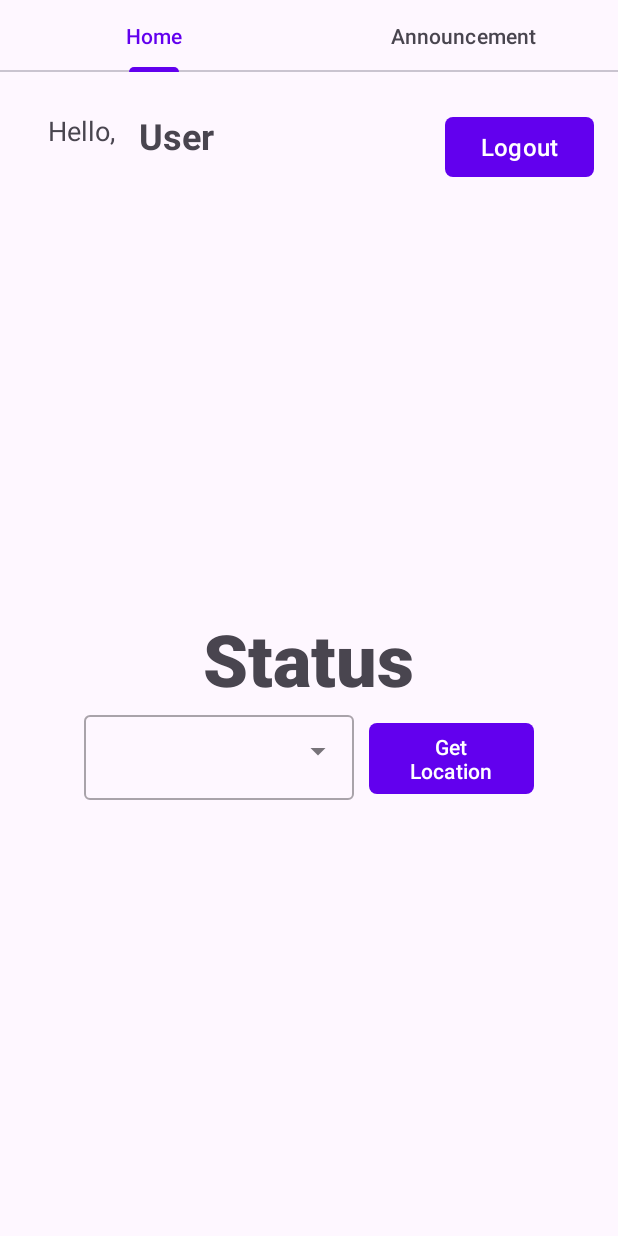
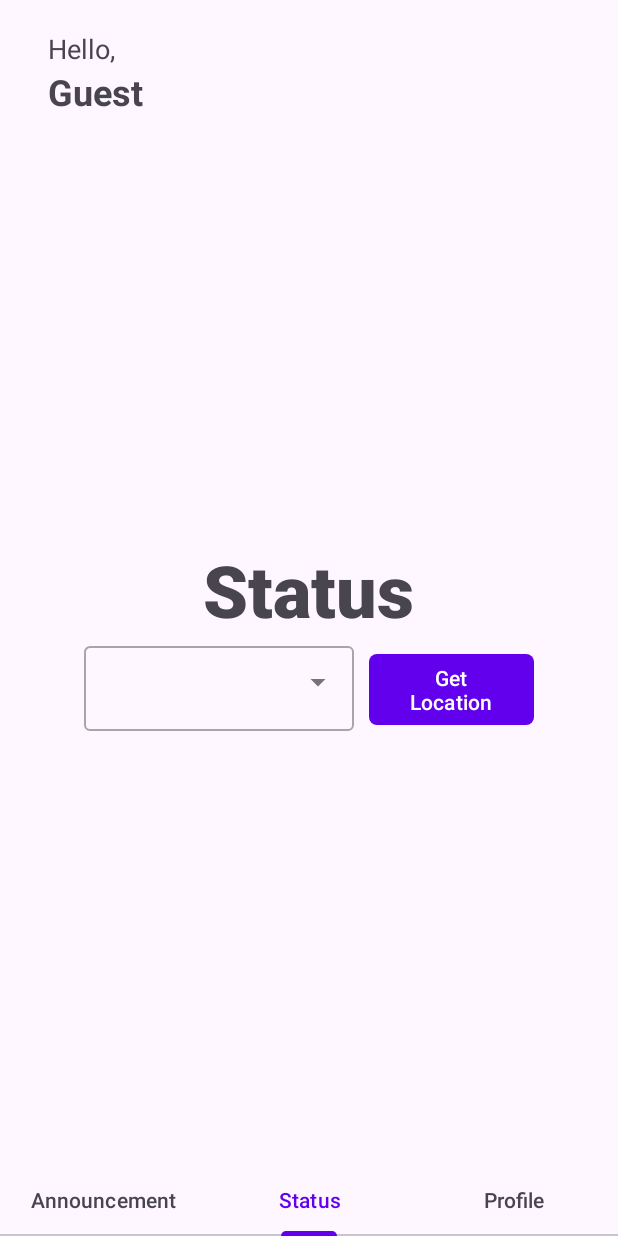
Before and after one commit to J58C/DoGoes, an Android app: the StatusFragment screen opened directly, with no data from a screen before it, on a phone screen of 412 x 824 dp. Run offline under Robolectric (Android 15) with nearby library versions, the phone set to English and light mode, and no system bars; 1 statement that could not run was skipped.

Commit message:
Refactor: Restructure project and add new features
This commit restructures the project by removing unused files and classes.
It also introduces new fragments (StatusFragment and ProfileFragment).
The view pager adapter now uses the StatusFragment as the default.
The main activity layout has been updated to use new fragments.
The MainFragment was renamed to StatusFragment, and a new ProfileFragment was created.
Added `changePassword` and `sendResetPasswordEmail` in API Client and `ChangePasswordRequest` and `ResetPasswordRequest` in model.
The project is also updated to disable night mode.
Login also includes reset password functionality.

```diff
--- a/app/src/main/java/com/apps/dogoes/AnnouncementFragment.kt
+++ b/app/src/main/java/com/apps/dogoes/AnnouncementsFragment.kt
@@ -61,19 +61,16 @@ class AnnouncementsFragment : Fragment() {
                 if (response.isSuccessful) {
                     val uploadedData = response.body()
                     if (uploadedData != null) {
-                        // Simpan ID dari respons untuk undo
                         lastId = uploadedData._id
                         lastTitle = uploadedData.title
                         lastContent = uploadedData.content
 
-                        // Bersihkan input dan sembunyikan keyboard
                         etTitle.text.clear()
                         etContent.text.clear()
                         etTitle.clearFocus()
                         etContent.clearFocus()
                         hideKeyboard()
 
-                        // Tampilkan Snackbar dengan tombol UNDO
                         Snackbar.make(requireView(), "Upload Successful!", Snackbar.LENGTH_LONG)
                             .setAction("UNDO") {
                                 undoUpload()
--- a/app/src/main/java/com/apps/dogoes/MainActivity.kt
+++ b/app/src/main/java/com/apps/dogoes/MainActivity.kt
@@ -1,14 +1,21 @@
 package com.apps.dogoes
 
+import android.content.Context
 import android.os.Bundle
+import android.widget.TextView
 import androidx.appcompat.app.AppCompatActivity
+import androidx.appcompat.app.AppCompatDelegate
 import androidx.viewpager2.widget.ViewPager2
 import com.google.android.material.tabs.TabLayout
 import com.google.android.material.tabs.TabLayoutMediator
 
 class MainActivity : AppCompatActivity() {
+
+    private lateinit var tvUserName: TextView
+
     override fun onCreate(savedInstanceState: Bundle?) {
         super.onCreate(savedInstanceState)
+        AppCompatDelegate.setDefaultNightMode(AppCompatDelegate.MODE_NIGHT_NO)
         setContentView(R.layout.activity_main)
 
         val viewPager = findViewById<ViewPager2>(R.id.viewPager)
@@ -16,13 +23,21 @@ class MainActivity : AppCompatActivity() {
 
         val adapter = ViewPagerAdapter(this)
         viewPager.adapter = adapter
+        viewPager.currentItem = 1
 
         TabLayoutMediator(tabLayout, viewPager) { tab, position ->
             tab.text = when (position) {
-                0 -> "Home"
-                1 -> "Announcement"
+                0 -> "Announcement"
+                1 -> "Status"
+                2 -> "Profile"
                 else -> "Home"
             }
         }.attach()
+
+        tvUserName = findViewById(R.id.tvUserName)
+
+        val sharedPreferences = getSharedPreferences("user_prefs", Context.MODE_PRIVATE)
+        val userName = sharedPreferences.getString("user_name", "Guest")
+        tvUserName.text = userName
     }
 }
--- a/app/src/main/java/com/apps/dogoes/MainFragment.kt
+++ b/app/src/main/java/com/apps/dogoes/StatusFragment.kt
@@ -26,7 +26,7 @@ import retrofit2.Call
 import retrofit2.Callback
 import retrofit2.Response
 
-class MainFragment : Fragment() {
+class StatusFragment : Fragment() {
 
     private lateinit var fusedLocationClient: FusedLocationProviderClient
     private lateinit var webView: WebView
@@ -34,17 +34,15 @@ class MainFragment : Fragment() {
     private lateinit var btnSend: Button
     private lateinit var etNote: EditText
     private lateinit var autoCompleteTextView: AutoCompleteTextView
-    private lateinit var tvUserName: TextView
     private var lastLatitude: Double? = null
     private var lastLongitude: Double? = null
-    private var lastLocation: String? = null
     private var isSlidDown = false
 
     override fun onCreateView(
         inflater: LayoutInflater, container: ViewGroup?,
         savedInstanceState: Bundle?
     ): View? {
-        return inflater.inflate(R.layout.fragment_main, container, false)
+        return inflater.inflate(R.layout.fragment_status, container, false)
     }
 
     override fun onViewCreated(view: View, savedInstanceState: Bundle?) {
@@ -65,7 +63,6 @@ class MainFragment : Fragment() {
         btnLocation = view.findViewById(R.id.btnLocation)
         btnSend = view.findViewById(R.id.btnSend)
         etNote = view.findViewById(R.id.etNote)
-        tvUserName = view.findViewById(R.id.tvUserName)
         autoCompleteTextView = view.findViewById(R.id.tvavailable)
 
         webView.settings.javaScriptEnabled = true
@@ -79,18 +76,8 @@ class MainFragment : Fragment() {
         autoCompleteTextView.setOnClickListener { autoCompleteTextView.showDropDown() }
         autoCompleteTextView.keyListener = null
 
-        val userName = sharedPreferences.getString("user_name", "Guest")
         val userStatus = sharedPreferences.getInt("user_status", 0)
         autoCompleteTextView.setText(if (userStatus == 1) "Available" else "Unavailable", false)
-        tvUserName.text = userName
-
-        val btnLogout = view.findViewById<Button>(R.id.btnLogout)
-        btnLogout.setOnClickListener {
-            sharedPreferences.edit().clear().apply()
-            Toast.makeText(requireContext(), "Logged out!", Toast.LENGTH_SHORT).show()
-            requireActivity().startActivity(Intent(requireActivity(), LoginActivity::class.java))
-            requireActivity().finish()
-        }
 
         btnLocation.setOnClickListener { getLocation() }
         btnSend.setOnClickListener { sendUserStatusUpdate() }
--- a/app/src/main/java/com/apps/dogoes/ViewPagerAdapter.kt
+++ b/app/src/main/java/com/apps/dogoes/ViewPagerAdapter.kt
@@ -5,13 +5,14 @@ import androidx.fragment.app.FragmentActivity
 import androidx.viewpager2.adapter.FragmentStateAdapter
 
 class ViewPagerAdapter(activity: FragmentActivity) : FragmentStateAdapter(activity) {
-    override fun getItemCount(): Int = 2
+    override fun getItemCount(): Int = 3
 
     override fun createFragment(position: Int): Fragment {
         return when (position) {
-            0 -> MainFragment()
-            1 -> AnnouncementsFragment()
-            else -> MainFragment()
+            0 -> AnnouncementsFragment()
+            1 -> StatusFragment()
+            2 -> ProfileFragment()
+            else -> StatusFragment()
         }
     }
 }
--- a/app/src/main/res/layout/activity_main.xml
+++ b/app/src/main/res/layout/activity_main.xml
@@ -7,17 +7,55 @@
     android:layout_height="match_parent"
     tools:context=".MainActivity">
 
-    <com.google.android.material.tabs.TabLayout
-        android:id="@+id/tabLayout"
+    <LinearLayout
+        android:id="@+id/mainLayout"
         android:layout_width="match_parent"
-        android:layout_height="wrap_content"
-        app:layout_constraintTop_toTopOf="parent" />
+        android:layout_height="match_parent"
+        android:orientation="vertical"
+        app:layout_constraintEnd_toEndOf="parent"
+        app:layout_constraintStart_toStartOf="parent"
+        app:layout_constraintTop_toTopOf="parent">
 
-    <androidx.viewpager2.widget.ViewPager2
-        android:id="@+id/viewPager"
-        android:layout_width="match_parent"
-        android:layout_height="0dp"
-        app:layout_constraintTop_toBottomOf="@id/tabLayout"
-        app:layout_constraintBottom_toBottomOf="parent"/>
+        <LinearLayout
+            android:layout_width="wrap_content"
+            android:layout_height="wrap_content"
+            android:orientation="vertical">
+
+            <TextView
+                android:id="@+id/txtHello"
+                android:layout_width="wrap_content"
+                android:layout_height="wrap_content"
+                android:layout_marginStart="32dp"
+                android:layout_marginTop="20dp"
+                android:gravity="start"
+                android:text="Hello,"
+                android:textSize="18sp"
+                android:textStyle="normal" />
+
+            <TextView
+                android:id="@+id/tvUserName"
+                android:layout_width="wrap_content"
+                android:layout_height="wrap_content"
+                android:layout_marginStart="32dp"
+                android:gravity="start"
+                android:text="Guest"
+                android:textSize="24sp"
+                android:textStyle="bold" />
+
+        </LinearLayout>
+
+        <androidx.viewpager2.widget.ViewPager2
+            android:id="@+id/viewPager"
+            android:layout_width="match_parent"
+            android:layout_height="match_parent"
+            android:layout_weight="1" />
+
+        <com.google.android.material.tabs.TabLayout
+            android:id="@+id/tabLayout"
+            android:layout_width="match_parent"
+            android:layout_height="wrap_content"
+            android:contentDescription="Navigation Tabs" />
+
+    </LinearLayout>
 
 </androidx.constraintlayout.widget.ConstraintLayout>
--- a/app/src/main/res/layout/fragment_main.xml
+++ /dev/null
@@ -1,140 +0,0 @@
-<?xml version="1.0" encoding="utf-8"?>
-<androidx.constraintlayout.widget.ConstraintLayout xmlns:android="http://schemas.android.com/apk/res/android"
-    xmlns:app="http://schemas.android.com/apk/res-auto"
-    xmlns:tools="http://schemas.android.com/tools"
-    android:id="@+id/main"
-    android:layout_width="match_parent"
-    android:layout_height="match_parent"
-    tools:context=".MainActivity">
-
-    <LinearLayout
-        android:layout_width="match_parent"
-        android:layout_height="match_parent"
-        android:orientation="vertical">
-
-        <LinearLayout
-            android:layout_width="match_parent"
-            android:layout_height="wrap_content"
-            android:orientation="horizontal">
-
-            <TextView
-                android:id="@+id/txtHello"
-                android:layout_width="wrap_content"
-                android:layout_height="wrap_content"
-                android:layout_marginStart="32dp"
-                android:layout_marginTop="20dp"
-                android:gravity="start"
-                android:text="Hello,"
-                android:textSize="18sp"
-                android:textStyle="normal" />
-
-            <TextView
-                android:id="@+id/tvUserName"
-                android:layout_width="wrap_content"
-                android:layout_height="wrap_content"
-                android:layout_marginStart="16dp"
-                android:layout_marginTop="26dp"
-                android:layout_marginEnd="32dp"
-                android:gravity="start"
-                android:text="User"
-                android:textSize="24sp"
-                android:textStyle="bold" />
-
-            <LinearLayout
-                android:layout_width="match_parent"
-                android:layout_height="wrap_content"
-                android:gravity="right"
-                android:orientation="horizontal">
-
-                <Button
-                    android:id="@+id/btnLogout"
-                    android:layout_width="wrap_content"
-                    android:layout_height="wrap_content"
-                    android:layout_marginTop="26dp"
-                    android:layout_marginEnd="16dp"
-                    android:ellipsize="end"
-                    android:text="Logout"
-                    android:textSize="16sp"
-                    app:cornerRadius="5dp" />
-            </LinearLayout>
-
-        </LinearLayout>
-
-        <LinearLayout
-            android:layout_width="match_parent"
-            android:layout_height="match_parent"
-            android:gravity="center"
-            android:orientation="vertical"
-            android:padding="16dp">
-
-            <TextView
-                android:id="@+id/txtStatus"
-                android:layout_width="wrap_content"
-                android:layout_height="wrap_content"
-                android:fontFamily="sans-serif-black"
-                android:text="Status"
-                android:textSize="48sp" />
-
-            <LinearLayout
-                android:layout_width="wrap_content"
-                android:layout_height="wrap_content"
-                android:gravity="center"
-                android:orientation="horizontal">
-
-                <com.google.android.material.textfield.TextInputLayout
-                    style="@style/Widget.MaterialComponents.TextInputLayout.OutlinedBox.ExposedDropdownMenu"
-                    android:layout_width="wrap_content"
-                    android:layout_height="wrap_content">
-
-                    <AutoCompleteTextView
-                        android:id="@+id/tvavailable"
-                        android:layout_width="180dp"
-                        android:layout_height="wrap_content"
-                        android:layout_marginTop="32dp" />
-                </com.google.android.material.textfield.TextInputLayout>
-
-                <Button
-                    android:id="@+id/btnLocation"
-                    android:layout_width="110dp"
-                    android:layout_height="wrap_content"
-                    android:layout_marginStart="10dp"
-                    android:layout_marginTop="3dp"
-                    android:text="Get Location"
-                    app:cornerRadius="5dp" />
-
-            </LinearLayout>
-
-            <WebView
-                android:id="@+id/webViewMap"
-                android:layout_width="240dp"
-                android:layout_height="240dp"
-                android:layout_margin="5dp"
-                android:visibility="gone" />
-
-            <com.google.android.material.textfield.TextInputLayout
-                android:id="@+id/boxInput"
-                android:layout_width="wrap_content"
-                android:layout_height="wrap_content">
-
-                <com.google.android.material.textfield.TextInputEditText
-                    android:id="@+id/etNote"
-                    android:layout_width="300dp"
-                    android:layout_height="wrap_content"
-                    android:hint="Note (Optional)"
-                    android:maxLength="75"
-                    android:visibility="gone" />
-            </com.google.android.material.textfield.TextInputLayout>
-
-            <Button
-                android:id="@+id/btnSend"
-                android:layout_width="300dp"
-                android:layout_height="wrap_content"
-                android:layout_marginTop="32dp"
-                android:text="Send"
-                android:visibility="gone" />
-
-        </LinearLayout>
-
-    </LinearLayout>
-
-</androidx.constraintlayout.widget.ConstraintLayout>
--- /dev/null
+++ b/app/src/main/res/layout/fragment_status.xml
@@ -0,0 +1,85 @@
+<?xml version="1.0" encoding="utf-8"?>
+<androidx.constraintlayout.widget.ConstraintLayout xmlns:android="http://schemas.android.com/apk/res/android"
+    xmlns:app="http://schemas.android.com/apk/res-auto"
+    xmlns:tools="http://schemas.android.com/tools"
+    android:id="@+id/main"
+    android:layout_width="match_parent"
+    android:layout_height="match_parent"
+    tools:context=".MainActivity">
+
+    <LinearLayout
+        android:layout_width="match_parent"
+        android:layout_height="match_parent"
+        android:gravity="center"
+        android:orientation="vertical"
+        android:padding="16dp">
+
+        <TextView
+            android:id="@+id/txtStatus"
+            android:layout_width="wrap_content"
+            android:layout_height="wrap_content"
+            android:fontFamily="sans-serif-black"
+            android:text="Status"
+            android:textSize="48sp" />
+
+        <LinearLayout
+            android:layout_width="wrap_content"
+            android:layout_height="wrap_content"
+            android:gravity="center"
+            android:orientation="horizontal">
+
+            <com.google.android.material.textfield.TextInputLayout
+                style="@style/Widget.MaterialComponents.TextInputLayout.OutlinedBox.ExposedDropdownMenu"
+                android:layout_width="wrap_content"
+                android:layout_height="wrap_content">
+
+                <AutoCompleteTextView
+                    android:id="@+id/tvavailable"
+                    android:layout_width="180dp"
+                    android:layout_height="wrap_content"
+                    android:layout_marginTop="32dp" />
+            </com.google.android.material.textfield.TextInputLayout>
+
+            <Button
+                android:id="@+id/btnLocation"
+                android:layout_width="110dp"
+                android:layout_height="wrap_content"
+                android:layout_marginStart="10dp"
+                android:layout_marginTop="3dp"
+                android:text="Get Location"
+                app:cornerRadius="5dp" />
+
+        </LinearLayout>
+
+        <WebView
+            android:id="@+id/webViewMap"
+            android:layout_width="240dp"
+            android:layout_height="240dp"
+            android:layout_margin="5dp"
+            android:visibility="gone" />
+
+        <com.google.android.material.textfield.TextInputLayout
+            android:id="@+id/boxInput"
+            android:layout_width="wrap_content"
+            android:layout_height="wrap_content">
+
+            <com.google.android.material.textfield.TextInputEditText
+                android:id="@+id/etNote"
+                android:layout_width="300dp"
+                android:layout_height="wrap_content"
+                android:hint="Note (Optional)"
+                android:maxLength="75"
+                android:visibility="gone" />
+        </com.google.android.material.textfield.TextInputLayout>
+
+        <Button
+            android:id="@+id/btnSend"
+            android:layout_width="300dp"
+            android:layout_height="wrap_content"
+            android:layout_marginTop="32dp"
+            android:text="Send"
+            android:visibility="gone" />
+
+    </LinearLayout>
+
+</androidx.constraintlayout.widget.ConstraintLayout>
--- a/app/src/main/res/values-night/themes.xml
+++ /dev/null
@@ -1,7 +0,0 @@
-<resources xmlns:tools="http://schemas.android.com/tools">
-    <!-- Base application theme. -->
-    <style name="Base.Theme.DoGoes" parent="Theme.Material3.DayNight.NoActionBar">
-        <!-- Customize your dark theme here. -->
-        <!-- <item name="colorPrimary">@color/my_dark_primary</item> -->
-    </style>
-</resources>
```
Also changed, not shown: app/src/main/AndroidManifest.xml (+3 -5 lines), app/src/main/java/com/apps/dogoes/LoginActivity.kt (+6 -14 lines), app/src/main/java/com/apps/dogoes/ProfileFragment.kt (added, +124 -0 lines), app/src/main/java/com/apps/dogoes/api/Announcement.kt (deleted, +0 -12 lines), app/src/main/java/com/apps/dogoes/api/ApiClient.kt (+10 -4 lines), app/src/main/java/com/apps/dogoes/api/Model.kt (added, +43 -0 lines), app/src/main/java/com/apps/dogoes/api/UpdateStatus.kt (deleted, +0 -12 lines), app/src/main/java/com/apps/dogoes/api/UserResponse.kt (deleted, +0 -12 lines), app/src/main/res/layout/fragment_profile.xml (added, +53 -0 lines).
